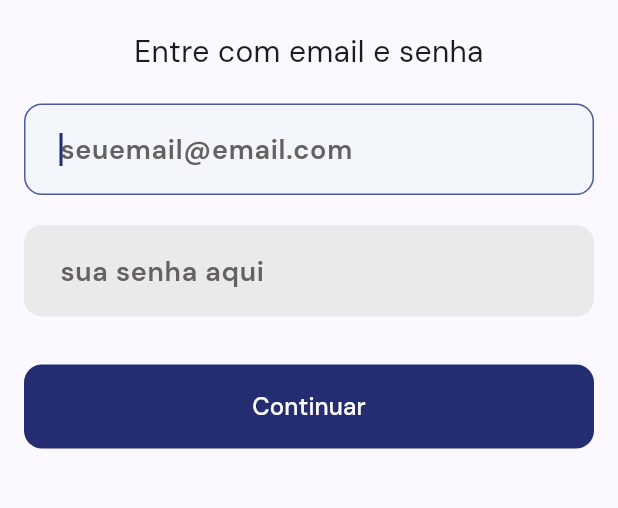
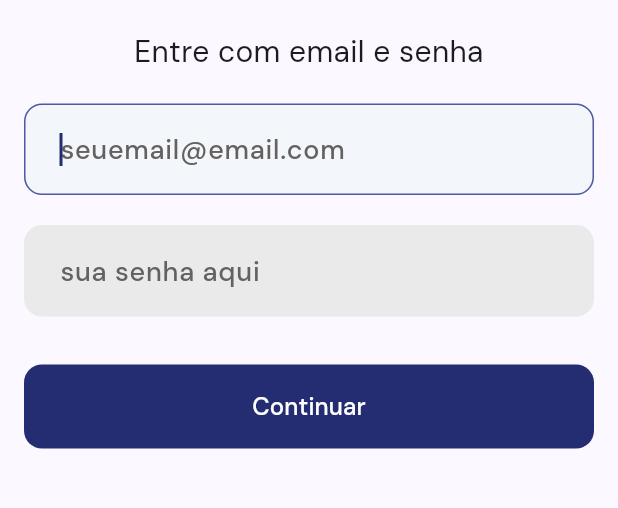
Before and after one commit to JosinaldoRocha/Control-concierge-agents, a Flutter app: the screen it shows after launch, on a phone screen of 412 x 824 dp, the part 495-1003 px from its top. Run offline on Flutter 3.47's test engine with Material 3 defaults, Android fonts, the phone set to English and light mode, and no system bars; our stand-ins replace brasil_fields, cached_network_image, cloud_firestore, dartz, dropdown_textfield, firebase_auth and 10 more; accounts and stored records are empty.

Commit message:
fix: i changed the value of the style and hintStyle properties

```diff
--- a/lib/app/widgets/input/input_widget.dart
+++ b/lib/app/widgets/input/input_widget.dart
@@ -96,9 +96,9 @@ class InputWidget extends StatelessWidget {
             keyboardType: keyboardType,
             obscureText: obscureText ?? false,
             maxLines: lines,
-            style: AppText.text().titleMedium!.copyWith(
-                  color: !isEnabled ? Colors.black : null,
-                  fontWeight: !isEnabled ? FontWeight.w600 : null,
+            style: AppText.text().bodyMedium!.copyWith(
+                  color: !isEnabled ? AppColor.black : AppColor.primaryGrey,
+                  fontSize: 18,
                 ),
             textAlign: TextAlign.left,
             decoration: InputDecoration(
@@ -126,9 +126,10 @@ class InputWidget extends StatelessWidget {
                 borderSide: BorderSide.none,
               ),
               prefixIcon: prefix,
-              hintStyle: AppText.text()
-                  .titleMedium
-                  ?.copyWith(color: AppColor.primaryGrey),
+              hintStyle: AppText.text().bodyMedium?.copyWith(
+                    color: AppColor.primaryGrey,
+                    fontWeight: FontWeight.w500,
+                  ),
               hintText: hintText,
               suffixIcon: sufix,
             ),
```
